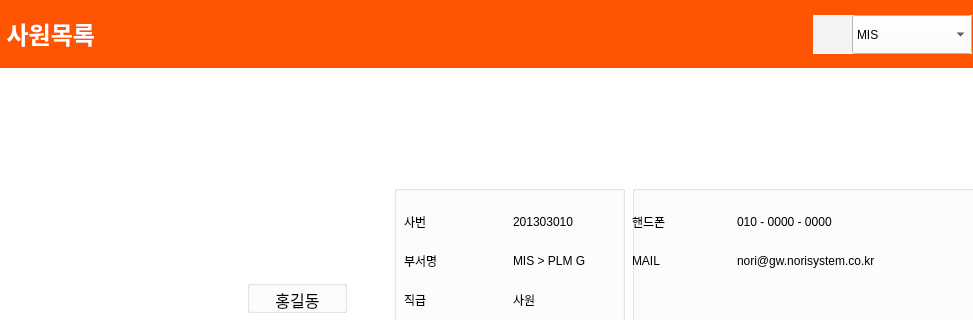
The window that emp_info.ui (hyeona-jeong/HRIS) describes before a commit, drawn with Qt 5; both pictures show x 0 to 973 and y 0 to 320 of the 1261 by 929 pixel window.
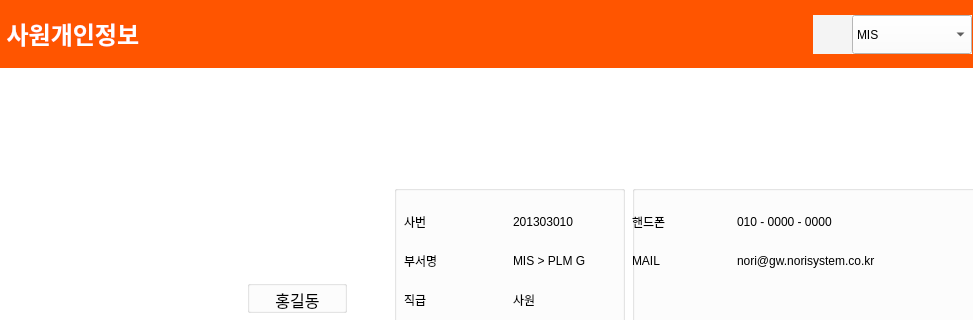
The same window after the commit. Icons and pictures are not drawn.

```diff
--- a/emp_info.ui
+++ b/emp_info.ui
@@ -490,7 +490,7 @@
 color white;</string>
          </property>
          <property name="text">
-          <string>&lt;html&gt;&lt;head/&gt;&lt;body&gt;&lt;p&gt;&lt;span style=&quot; font-size:18pt; font-weight:600; color:#ffffff;&quot;&gt;&amp;nbsp;사원목록&lt;/span&gt;&lt;/p&gt;&lt;/body&gt;&lt;/html&gt;</string>
+          <string>&lt;html&gt;&lt;head/&gt;&lt;body&gt;&lt;p&gt;&lt;span style=&quot; font-size:18pt; font-weight:600; color:#ffffff;&quot;&gt;&amp;nbsp;사원개인정보&lt;/span&gt;&lt;/p&gt;&lt;/body&gt;&lt;/html&gt;</string>
          </property>
         </widget>
        </item>
```
Left out of the diff: 2 changed lines with no effect on the pictures.
